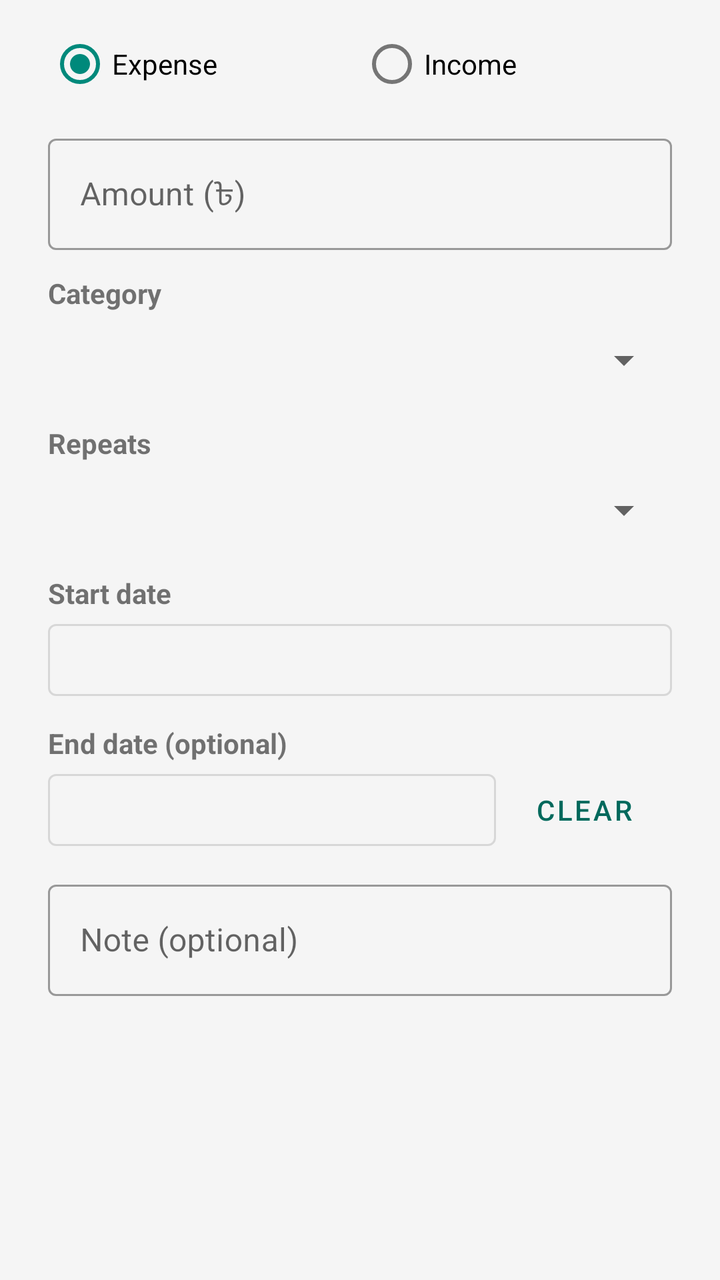
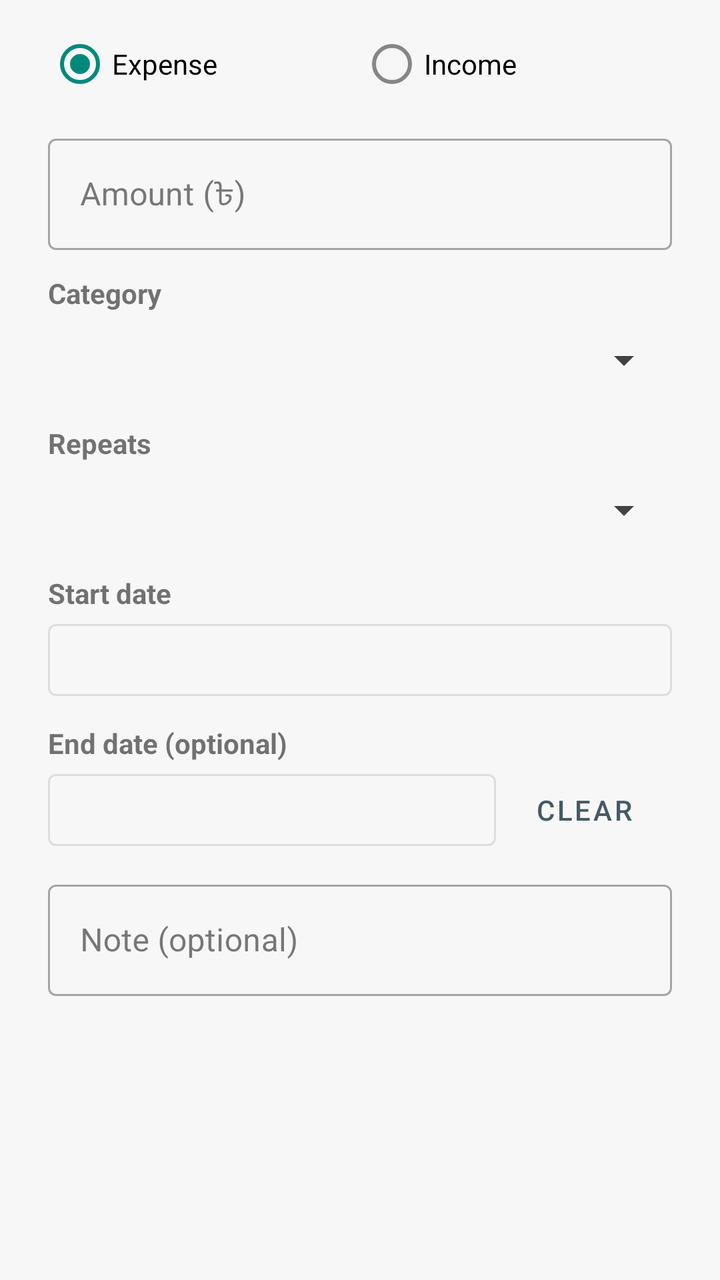

An Android layout rendered at two revisions. The XML below is the earlier revision; the diff shows what the commit changed to produce the second picture.
<!-- AndroidManifest.xml: application theme Theme.ExpenseTracker -->
<!-- res/layout/dialog_recurring.xml -->
<?xml version="1.0" encoding="utf-8"?>
<ScrollView xmlns:android="http://schemas.android.com/apk/res/android"
    xmlns:app="http://schemas.android.com/apk/res-auto"
    android:layout_width="match_parent"
    android:layout_height="wrap_content">

    <LinearLayout
        android:layout_width="match_parent"
        android:layout_height="wrap_content"
        android:orientation="vertical"
        android:paddingStart="24dp"
        android:paddingTop="8dp"
        android:paddingEnd="24dp">

        <RadioGroup
            android:id="@+id/recTypeGroup"
            android:layout_width="match_parent"
            android:layout_height="wrap_content"
            android:orientation="horizontal">

            <RadioButton
                android:id="@+id/recRadioExpense"
                android:layout_width="0dp"
                android:layout_height="wrap_content"
                android:layout_weight="1"
                android:checked="true"
                android:text="@string/expense" />

            <RadioButton
                android:id="@+id/recRadioIncome"
                android:layout_width="0dp"
                android:layout_height="wrap_content"
                android:layout_weight="1"
                android:text="@string/income" />
        </RadioGroup>

        <com.google.android.material.textfield.TextInputLayout
            android:id="@+id/recAmountLayout"
            style="@style/Widget.MaterialComponents.TextInputLayout.OutlinedBox"
            android:layout_width="match_parent"
            android:layout_height="wrap_content"
            android:layout_marginTop="8dp"
            android:hint="@string/amount_hint"
            app:prefixText="৳ ">

            <com.google.android.material.textfield.TextInputEditText
                android:id="@+id/recAmountInput"
                android:layout_width="match_parent"
                android:layout_height="wrap_content"
                android:inputType="numberDecimal"
                android:maxLength="15" />
        </com.google.android.material.textfield.TextInputLayout>

        <TextView
            android:layout_width="wrap_content"
            android:layout_height="wrap_content"
            android:layout_marginTop="12dp"
            android:text="@string/category"
            android:textStyle="bold" />

        <Spinner
            android:id="@+id/recCategorySpinner"
            android:layout_width="match_parent"
            android:layout_height="48dp" />

        <TextView
            android:layout_width="wrap_content"
            android:layout_height="wrap_content"
            android:layout_marginTop="8dp"
            android:text="@string/rec_repeats"
            android:textStyle="bold" />

        <Spinner
            android:id="@+id/recFrequencySpinner"
            android:layout_width="match_parent"
            android:layout_height="48dp" />

        <TextView
            android:layout_width="wrap_content"
            android:layout_height="wrap_content"
            android:layout_marginTop="8dp"
            android:text="@string/rec_start"
            android:textStyle="bold" />

        <Button
            android:id="@+id/recStartButton"
            style="@style/Widget.MaterialComponents.Button.OutlinedButton"
            android:layout_width="match_parent"
            android:layout_height="wrap_content" />

        <TextView
            android:layout_width="wrap_content"
            android:layout_height="wrap_content"
            android:layout_marginTop="8dp"
            android:text="@string/rec_end"
            android:textStyle="bold" />

        <LinearLayout
            android:layout_width="match_parent"
            android:layout_height="wrap_content"
            android:gravity="center_vertical"
            android:orientation="horizontal">

            <Button
                android:id="@+id/recEndButton"
                style="@style/Widget.MaterialComponents.Button.OutlinedButton"
                android:layout_width="0dp"
                android:layout_height="wrap_content"
                android:layout_weight="1" />

            <Button
                android:id="@+id/recEndClear"
                style="@style/Widget.MaterialComponents.Button.TextButton"
                android:layout_width="wrap_content"
                android:layout_height="wrap_content"
                android:text="@string/clear" />
        </LinearLayout>

        <com.google.android.material.textfield.TextInputLayout
            style="@style/Widget.MaterialComponents.TextInputLayout.OutlinedBox"
            android:layout_width="match_parent"
            android:layout_height="wrap_content"
            android:layout_marginTop="8dp"
            android:hint="@string/note_hint">

            <com.google.android.material.textfield.TextInputEditText
                android:id="@+id/recNoteInput"
                android:layout_width="match_parent"
                android:layout_height="wrap_content"
                android:inputType="textCapSentences"
                android:maxLength="100" />
        </com.google.android.material.textfield.TextInputLayout>

        <TextView
            android:id="@+id/recFormError"
            android:layout_width="match_parent"
            android:layout_height="wrap_content"
            android:layout_marginTop="4dp"
            android:textColor="@color/expense"
            android:textSize="13sp"
            android:visibility="gone" />
    </LinearLayout>
</ScrollView>
<!-- resources referenced by this layout -->
<resources>
  <color name="expense">#C62828</color>
  <string name="clear">Clear</string>
  <string name="income">Income</string>
  <style name="Theme.ExpenseTracker" parent="Theme.MaterialComponents.Light.DarkActionBar">
          <item name="colorPrimary">@color/primary</item>
          <item name="colorPrimaryVariant">@color/primary_dark</item>
          <item name="colorOnPrimary">@color/on_primary</item>
          <item name="colorSecondary">@color/accent</item>
          <item name="colorOnSecondary">@color/on_primary</item>
          <item name="android:windowBackground">@color/background</item>
      </style>
  <color name="primary">#00695C</color>
  <color name="primary_dark">#004D40</color>
  <color name="on_primary">#FFFFFF</color>
  <color name="accent">#00897B</color>
  <color name="background">#F5F5F5</color>
  <!-- unchanged entries left out for length: 7 -->
</resources>

<!-- the commit's change to res/layout/dialog_recurring.xml (unified diff, before → after) -->
@@ -136,7 +136,7 @@
             android:layout_width="match_parent"
             android:layout_height="wrap_content"
             android:layout_marginTop="4dp"
-            android:textColor="@color/expense"
+            android:textColor="?attr/etExpense"
             android:textSize="13sp"
             android:visibility="gone" />
     </LinearLayout>
<!-- resource entries referenced after the edit -->
@@ -1,21 +1,69 @@
 <!-- resources referenced by this layout -->
 <resources>
-  <color name="expense">#C62828</color>
   <string name="clear">Clear</string>
   <string name="income">Income</string>
-  <style name="Theme.ExpenseTracker" parent="Theme.MaterialComponents.Light.DarkActionBar">
-          <item name="colorPrimary">@color/primary</item>
-          <item name="colorPrimaryVariant">@color/primary_dark</item>
-          <item name="colorOnPrimary">@color/on_primary</item>
-          <item name="colorSecondary">@color/accent</item>
-          <item name="colorOnSecondary">@color/on_primary</item>
-          <item name="android:windowBackground">@color/background</item>
+  <style name="Theme.ExpenseTracker" parent="Theme.ExpenseTracker.White" />
+  <style name="Theme.ExpenseTracker.White" parent="Theme.MaterialComponents.Light.DarkActionBar">
+          <item name="colorPrimary">@color/theme_white_primary</item>
+          <item name="colorPrimaryVariant">@color/theme_white_primary_dark</item>
+          <item name="colorOnPrimary">@color/theme_white_on_primary</item>
+          <item name="colorSecondary">@color/theme_white_accent</item>
+          <item name="colorOnSecondary">@color/theme_white_on_primary</item>
+          <item name="colorSurface">@color/theme_white_surface</item>
+          <item name="colorOnSurface">@color/theme_white_t1</item>
+          <item name="colorOnBackground">@color/theme_white_t1</item>
+          <item name="android:colorBackground">@color/theme_white_bg</item>
+          <item name="android:windowBackground">@color/theme_white_bg</item>
+          <item name="android:statusBarColor">@color/theme_white_primary_dark</item>
+          <item name="android:textColorPrimary">@color/theme_white_t1</item>
+          <item name="android:textColorSecondary">@color/theme_white_t2</item>
+          <item name="android:textColorHint">@color/theme_white_t3</item>
+          <item name="etBackground">@color/theme_white_bg</item>
+          <item name="etSurface">@color/theme_white_surface</item>
+          <item name="etTextPrimary">@color/theme_white_t1</item>
+          <item name="etTextSecondary">@color/theme_white_t2</item>
+          <item name="etTextTertiary">@color/theme_white_t3</item>
+          <item name="etAccent">@color/theme_white_accent</item>
+          <item name="etTrack">@color/theme_white_track</item>
+          <item name="etDivider">@color/theme_white_divider</item>
+          <item name="etHero">@color/theme_white_hero</item>
+          <item name="etOnHero">@color/theme_white_on_hero</item>
+          <item name="etOnHeroMuted">@color/theme_white_hero_muted</item>
+          <item name="etHeroIncome">@color/theme_white_hero_income</item>
+          <item name="etHeroExpense">@color/theme_white_hero_expense</item>
+          <item name="etIncome">@color/theme_white_income</item>
+          <item name="etExpense">@color/theme_white_expense</item>
+          <item name="etWarning">@color/theme_white_warning</item>
+          <item name="etExpenseLight">@color/theme_white_expense_light</item>
+          <item name="etWarningLight">@color/theme_white_warning_light</item>
+          <item name="etBannerText">@color/theme_white_banner_text</item>
+          <item name="etChartText">@color/theme_white_chart_text</item>
+          <item name="etChartGrid">@color/theme_white_chart_grid</item>
       </style>
-  <color name="primary">#00695C</color>
-  <color name="primary_dark">#004D40</color>
-  <color name="on_primary">#FFFFFF</color>
-  <color name="accent">#00897B</color>
-  <color name="background">#F5F5F5</color>
+  <color name="theme_white_primary">#455A64</color>
+  <color name="theme_white_primary_dark">#263238</color>
+  <color name="theme_white_on_primary">#FFFFFF</color>
+  <color name="theme_white_accent">#00897B</color>
+  <color name="theme_white_surface">#FFFFFF</color>
+  <color name="theme_white_t1">#212121</color>
+  <color name="theme_white_bg">#F7F7F7</color>
+  <color name="theme_white_t2">#424242</color>
+  <color name="theme_white_t3">#6B6B6B</color>
+  <color name="theme_white_track">#E0E0E0</color>
+  <color name="theme_white_divider">#E0E0E0</color>
+  <color name="theme_white_hero">#455A64</color>
+  <color name="theme_white_on_hero">#FFFFFF</color>
+  <color name="theme_white_hero_muted">#CFD8DC</color>
+  <color name="theme_white_hero_income">#C8E6C9</color>
+  <color name="theme_white_hero_expense">#FFCDD2</color>
+  <color name="theme_white_income">#2E7D32</color>
+  <color name="theme_white_expense">#C62828</color>
+  <color name="theme_white_warning">#B85C00</color>
+  <color name="theme_white_expense_light">#FFCDD2</color>
+  <color name="theme_white_warning_light">#FFE0B2</color>
+  <color name="theme_white_banner_text">#212121</color>
+  <color name="theme_white_chart_text">#424242</color>
+  <color name="theme_white_chart_grid">#E0E0E0</color>
   <!-- unchanged entries left out for length: 7 -->
 </resources>
 
